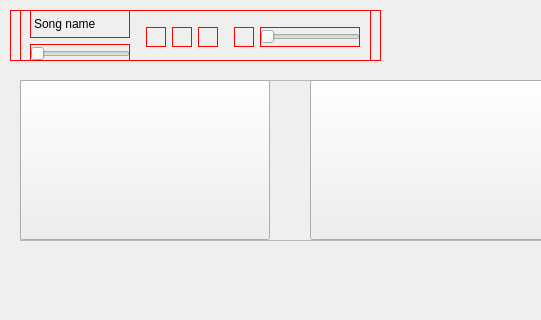
BlackHairHamster/CasinoNovoross, file mainwindow.ui: the form before one commit; both pictures show x 0 to 541 and y 0 to 320 of the 1000 by 800 pixel window.
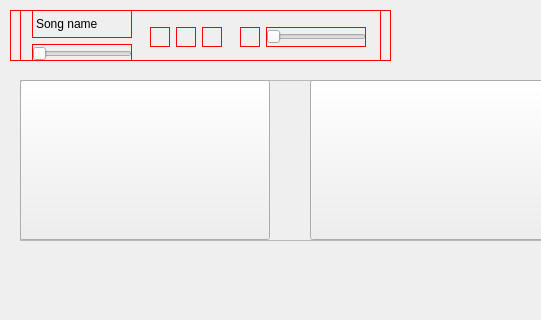
The form after the commit. Icons and pictures are not drawn.

```diff
--- a/mainwindow.ui
+++ b/mainwindow.ui
@@ -215,7 +215,7 @@
      <rect>
       <x>10</x>
       <y>10</y>
-      <width>371</width>
+      <width>381</width>
       <height>51</height>
      </rect>
     </property>
@@ -227,7 +227,7 @@
       <rect>
        <x>10</x>
        <y>0</y>
-       <width>351</width>
+       <width>361</width>
        <height>54</height>
       </rect>
      </property>
```
